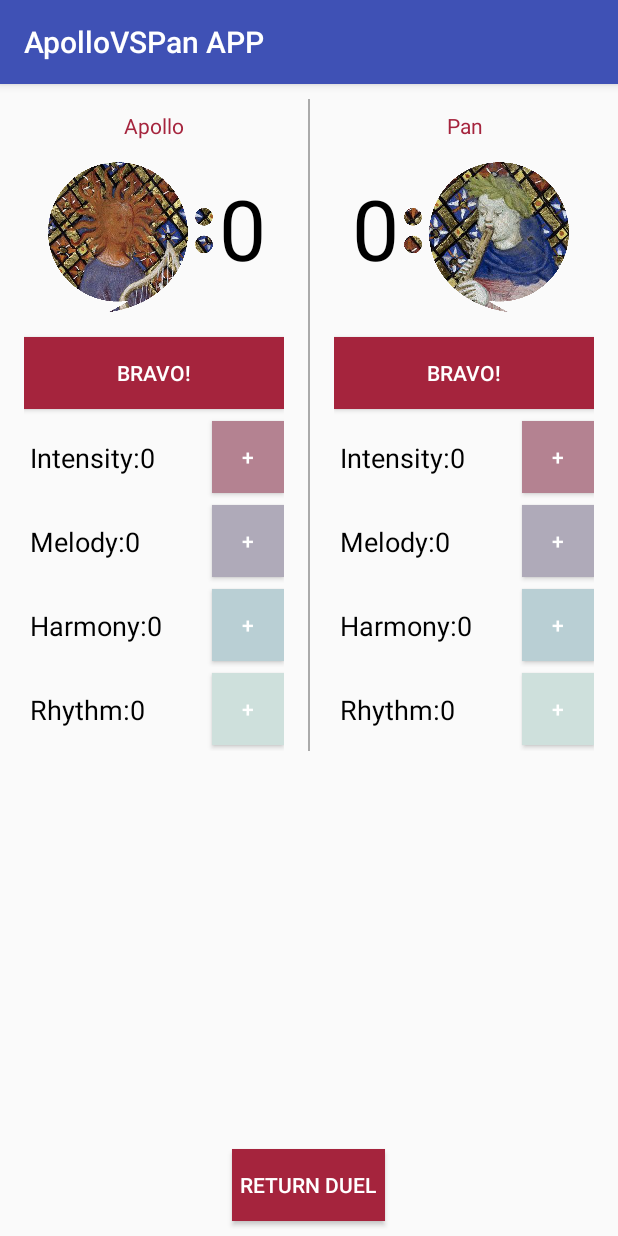
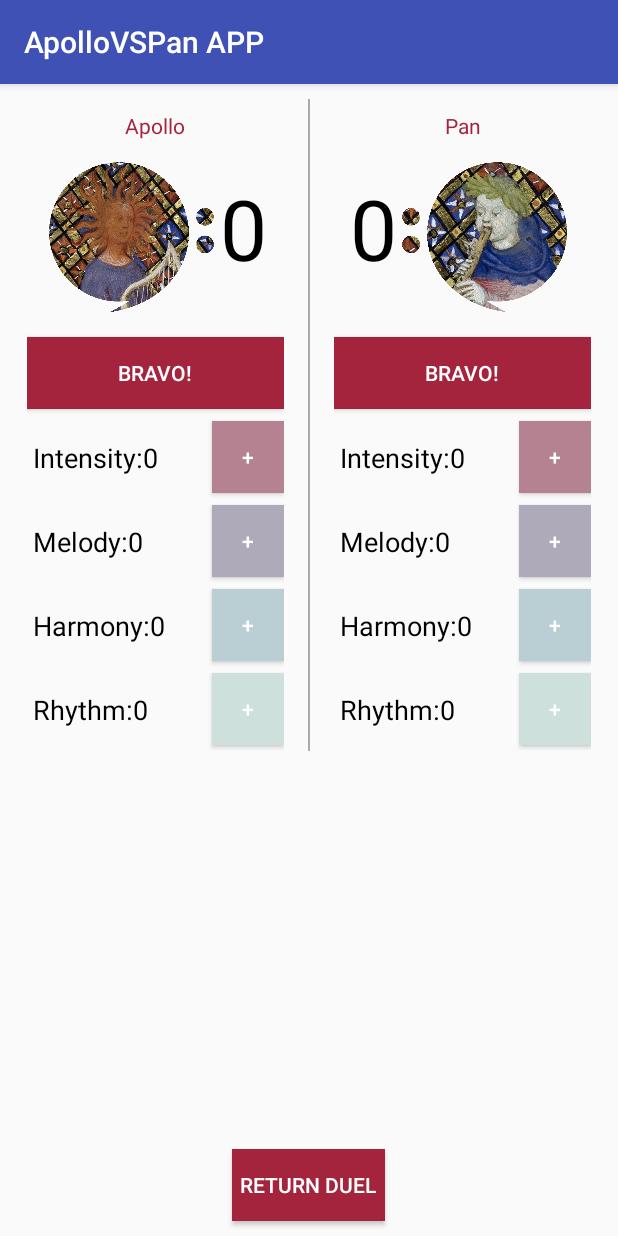
Before and after one commit to delucagennaro88/ApolloVSPan, an Android app: the screen it shows after launch (MainActivity), on a phone screen of 412 x 824 dp. Run offline under Robolectric (Android 15) with nearby library versions, the phone set to English and light mode, and no system bars.

Commit message:
Here is a new version of the ApolloVSPan app

```diff
--- a/app/src/main/res/layout/activity_main.xml
+++ b/app/src/main/res/layout/activity_main.xml
@@ -4,8 +4,7 @@
     android:id="@+id/activity_main"
     android:layout_width="match_parent"
     android:layout_height="match_parent"
-    android:paddingBottom="2dp"
-    android:paddingTop="2dp"
+    android:padding="2dp"
     tools:context="com.example.utente.counterapp_definitive.MainActivity">
 
 
```
